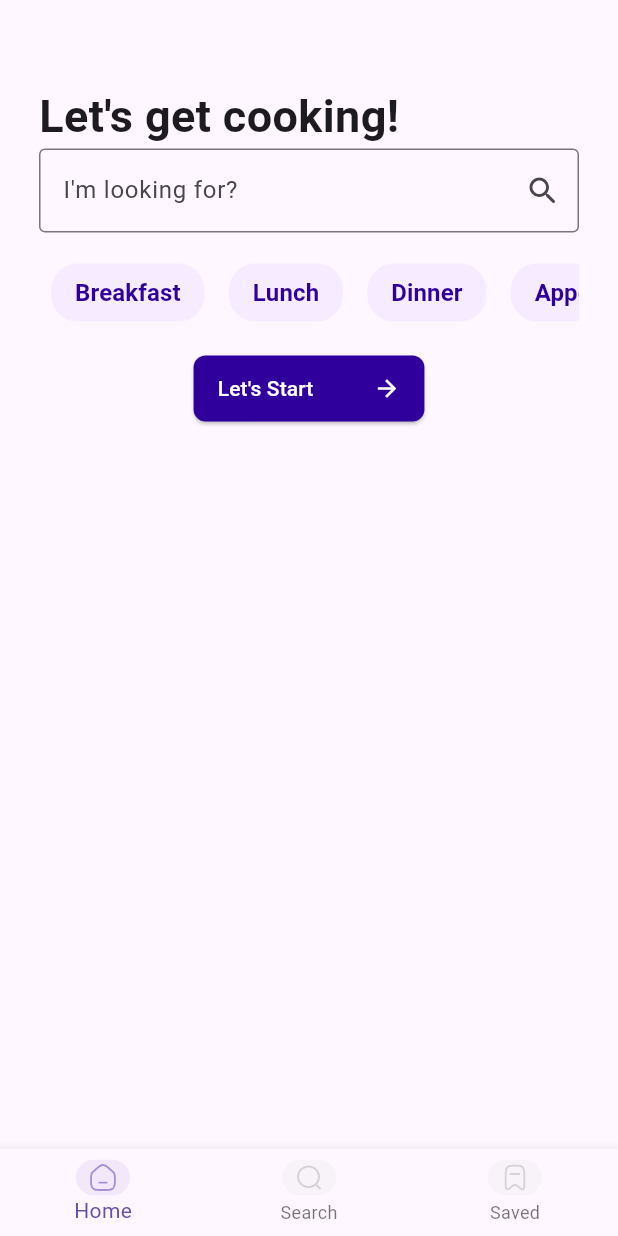
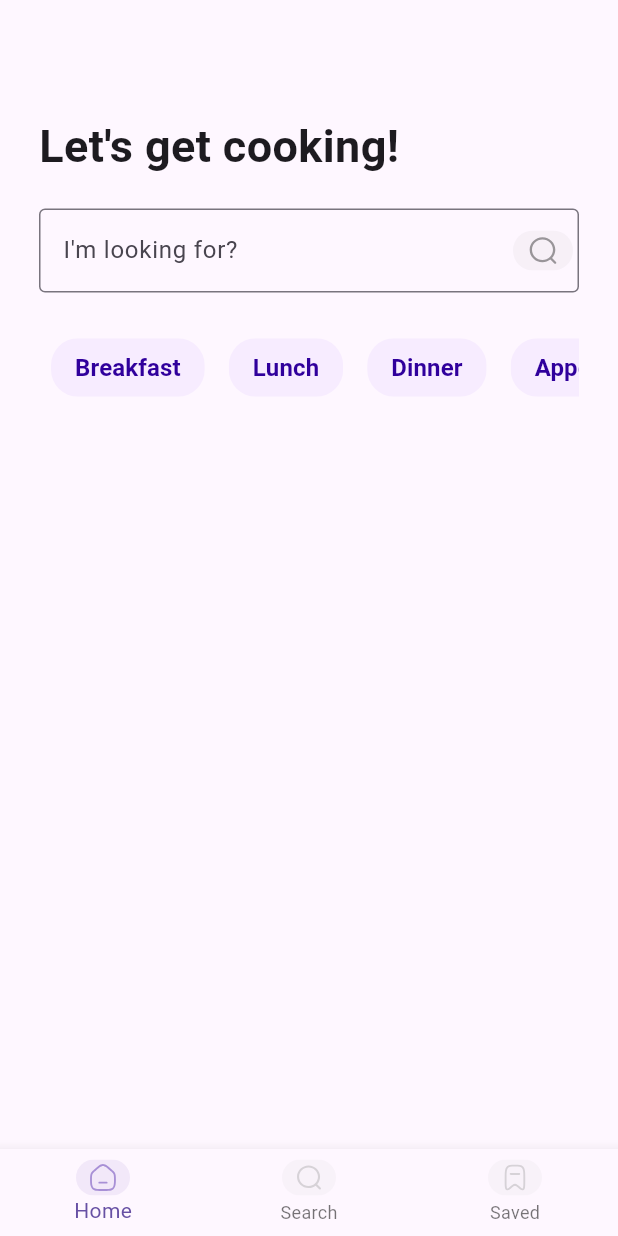
Before and after one commit to Nishan-Pradhan06/Recipe-App, a Flutter app: the screen it shows after launch, after a tap on "Let's Start", on a phone screen of 412 x 824 dp. Run offline on Flutter 3.47's test engine with Material 3 defaults, Android fonts, the phone set to English and light mode, and no system bars; our stand-ins replace flutter_svg.

Commit message:
search-box-components

```diff
--- a/lib/views/components/search_box_component.dart
+++ b/lib/views/components/search_box_component.dart
@@ -1,4 +1,5 @@
 import 'package:flutter/material.dart';
+import 'package:flutter_svg/flutter_svg.dart';
 
 class SearchBoxComponent extends StatelessWidget {
   const SearchBoxComponent({super.key});
@@ -6,12 +7,17 @@ class SearchBoxComponent extends StatelessWidget {
   @override
   Widget build(BuildContext context) {
     return TextFormField(
-      decoration: const InputDecoration(
-        border: OutlineInputBorder(
-          borderSide: BorderSide(color: Color.fromARGB(255, 179, 179, 179)),
+      decoration: InputDecoration(
+        border: const OutlineInputBorder(
+          borderSide: BorderSide(color: Color.fromARGB(162, 158, 158, 158)),
         ),
         hintText: "I'm looking for?",
-        suffixIcon: Icon(Icons.search_rounded),
+        suffixIcon: Padding(
+          padding: const EdgeInsets.all(4.0),
+          child: SvgPicture.asset(
+            'assets/icons/search.svg',
+          ),
+        ),
       ),
     );
   }
--- /dev/null
+++ b/lib/views/components/sizebox.dart
@@ -0,0 +1,12 @@
+import 'package:flutter/material.dart';
+
+class SizeboxGap extends StatelessWidget {
+  const SizeboxGap({super.key});
+
+  @override
+  Widget build(BuildContext context) {
+    return const SizedBox(
+      height: 20,
+    );
+  }
+}
--- a/lib/views/screen/home_screen.dart
+++ b/lib/views/screen/home_screen.dart
@@ -1,7 +1,7 @@
 import 'package:flutter/material.dart';
 import 'package:recipe/views/components/search_box_component.dart';
-import 'package:recipe/views/components/splash_button.dart';
 import '../components/chip.dart';
+import '../components/sizebox.dart';
 
 class HomeScreen extends StatelessWidget {
   const HomeScreen({super.key});
@@ -12,7 +12,7 @@ class HomeScreen extends StatelessWidget {
       appBar: AppBar(),
       body: SingleChildScrollView(
         child: Padding(
-          padding: const EdgeInsets.symmetric(horizontal: 26),
+          padding: const EdgeInsets.symmetric(horizontal: 26, vertical: 20),
           child: Column(
             children: [
               const Align(
@@ -22,9 +22,11 @@ class HomeScreen extends StatelessWidget {
                   style: TextStyle(fontWeight: FontWeight.bold, fontSize: 30),
                 ),
               ),
+              const SizeboxGap(),
               const SearchBoxComponent(),
+              const SizeboxGap(),
               SizedBox(
-                height: 80,
+                height: 60,
                 child: ListView(
                   scrollDirection: Axis.horizontal,
                   children: chipTitles.map((title) {
@@ -37,7 +39,6 @@ class HomeScreen extends StatelessWidget {
                   }).toList(),
                 ),
               ),
-              const SplashButtonComponent(),
             ],
           ),
         ),
--- a/lib/views/screen/saved_screen.dart
+++ b/lib/views/screen/saved_screen.dart
@@ -7,7 +7,7 @@ class SavedScreen extends StatelessWidget {
   Widget build(BuildContext context) {
     return Scaffold(
       appBar: AppBar(),
-      body: Center(
+      body:const Center(
         child: Text('SavedScreen'),
       ),
     );
--- a/lib/views/screen/search_screen.dart
+++ b/lib/views/screen/search_screen.dart
@@ -7,7 +7,7 @@ class SearchScreen extends StatelessWidget {
   Widget build(BuildContext context) {
     return Scaffold(
       appBar: AppBar(),
-      body: Center(
+      body: const Center(
         child: Text('SearchSCreen'),
       ),
     );
```
